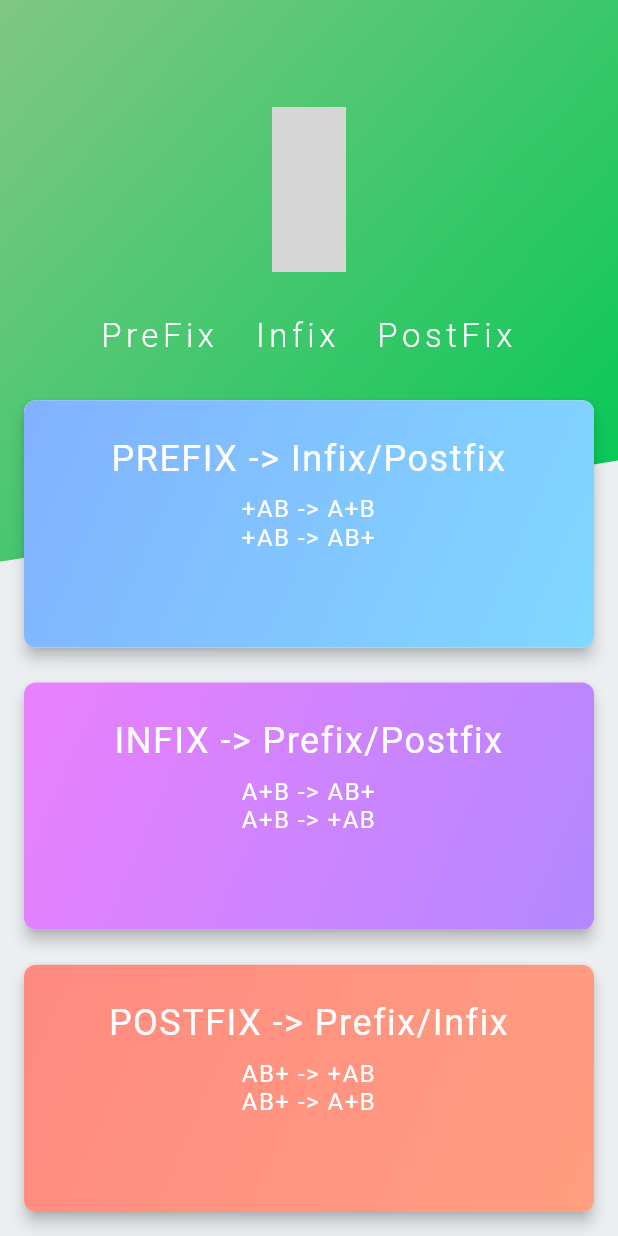
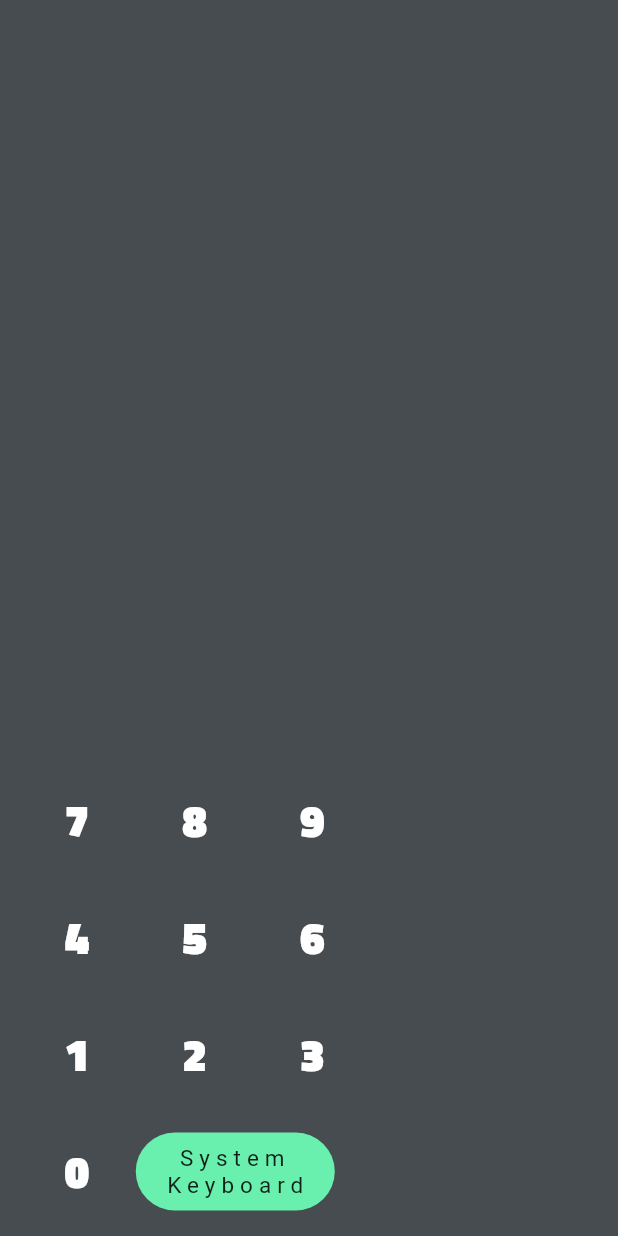
Before and after one commit to itsatifsiddiqui/prefix-infix-postfix, a Flutter app: the screen it shows after launch, on a phone screen of 412 x 824 dp. Run offline on Flutter 3.47's test engine with Material 2 defaults, Android fonts, the phone set to English and light mode, and no system bars; our stand-ins replace eva_icons_flutter; Roboto replaces fonts that are missing (Times New Roman); grey boxes are pictures that could not be loaded.

Commit message:
added digits input

```diff
--- /dev/null
+++ b/lib/converter_ui.dart
@@ -0,0 +1,155 @@
+import 'package:flutter/material.dart';
+
+class ConverterUI extends StatelessWidget {
+  @override
+  Widget build(BuildContext context) {
+    return Scaffold(
+      backgroundColor: Color.fromRGBO(71, 76, 80, 100),
+      body: Padding(
+        padding: const EdgeInsets.only(left: 12, bottom: 4),
+        child: Column(
+          // crossAxisAlignment: CrossAxisAlignment.center,
+          // mainAxisSize: MainAxisSize.max,
+          mainAxisAlignment: MainAxisAlignment.end,
+          children: <Widget>[
+            Row(
+              children: [
+                Row(
+                  children: ["7", "8", "9"]
+                      .map((letter) => TransparentButton(
+                            letter: letter,
+                          ))
+                      .toList(),
+                )
+              ],
+            ),
+            Row(
+              children: [
+                Row(
+                  children: ["4", "5", "6"]
+                      .map((letter) => TransparentButton(
+                            letter: letter,
+                          ))
+                      .toList(),
+                )
+              ],
+            ),
+            Row(
+              children: [
+                Row(
+                  children: ["1", "2", "3"]
+                      .map((letter) => TransparentButton(
+                            letter: letter,
+                          ))
+                      .toList(),
+                )
+              ],
+            ),
+            Row(
+              children: [
+                Row(
+                  children: <Widget>[
+                    TransparentButton(
+                      letter: "0",
+                    ),
+                    Container(
+                      child: FlatButton(
+                        splashColor: Colors.black,
+                        shape: RoundedRectangleBorder(
+                            borderRadius: BorderRadius.circular(1000)),
+                        // color: Color.fromRGBO(218, 242, 180, 1.0),
+                        color: Colors.greenAccent[200],
+                        onPressed: () {},
+                        child: Padding(
+                          padding: const EdgeInsets.symmetric(
+                              horizontal: 3.0, vertical: 8.0),
+                          child: Text(
+                            "System\nKeyboard",
+                            textAlign: TextAlign.center,
+                            style: TextStyle(
+                                // color: Color.fromRGBO(96, 100, 94, 1.0),
+                                color: Colors.black87,
+                                fontSize: 15,
+                                letterSpacing: 4,
+                                fontWeight: FontWeight.w400),
+                          ),
+                        ),
+                      ),
+                    )
+                  ],
+                )
+              ],
+            ),
+          ],
+        ),
+      ),
+    );
+  }
+}
+// child: Table(
+//   children: [
+// TableRow(
+//     children: ["7", "8", "9"]
+//         .map<Widget>((letter) => TransparentButton(
+//               letter: letter,
+//             ))
+//         .toList()),
+//     //   TableRow(
+//     //       children: ["4", "5", "6"]
+//     //           .map<Widget>((letter) => TransparentButton(
+//     //                 letter: letter,
+//     //               ))
+//     //           .toList()),
+//     //   TableRow(
+//     //       children: ["1", "2", "3"]
+//     //           .map<Widget>((letter) => TransparentButton(
+//     //                 letter: letter,
+//     //               ))
+//     //           .toList()),
+//     //   TableRow(
+//     //       children: ["0", "<", "3"]
+//     //           .map<Widget>((letter) => TransparentButton(
+//     //                 letter: letter,
+//     //               ))
+//     //           .toList()),
+//   ],
+// ),
+//     );
+//   ],
+// ),
+// }
+// }
+
+class TransparentButton extends StatelessWidget {
+  final Widget child;
+  final String letter;
+
+  TransparentButton({Key key, this.child, @required this.letter})
+      : super(key: key);
+
+  @override
+  Widget build(BuildContext context) {
+    return Padding(
+      padding: EdgeInsets.all(4),
+      child: InkWell(
+        splashColor: Colors.black,
+        borderRadius: BorderRadius.all(Radius.elliptical(120, 120)),
+        onTap: () {},
+        child: Padding(
+          // padding: EdgeInsets.all(20),
+          padding: EdgeInsets.symmetric(horizontal: 27, vertical: 12),
+          child: Text(
+            letter,
+            textAlign: TextAlign.center,
+            style: TextStyle(
+              color: Colors.white,
+              fontFamily: "titillium",
+              fontWeight: FontWeight.bold,
+              fontSize: 30,
+            ),
+          ),
+        ),
+      ),
+    );
+  }
+}
--- a/lib/main.dart
+++ b/lib/main.dart
@@ -1,4 +1,5 @@
 import 'package:flutter/material.dart';
+import 'package:infix_postfix_prefix/converter_ui.dart';
 import 'package:infix_postfix_prefix/home.dart';
 
 void main() {
@@ -9,7 +10,8 @@ class MyApp extends StatelessWidget {
   @override
   Widget build(BuildContext context) {
     return MaterialApp(
-      home: Home(),
+      home: ConverterUI(),
+      // initialRoute: ,
     );
   }
 }
```
Also changed, not shown: pubspec.yaml (+12 -7 lines), assets/images/dash.jpg (deleted), fonts/titilliumweb-black.ttf (added), fonts/titilliumweb-bold.ttf (added), fonts/titilliumweb-bolditalic.ttf (added), fonts/titilliumweb-extralight.ttf (added), fonts/titilliumweb-extralightitalic.ttf (added), fonts/titilliumweb-italic.ttf (added), fonts/titilliumweb-light.ttf (added), fonts/titilliumweb-lightitalic.ttf (added), fonts/titilliumweb-regular.ttf (added), fonts/titilliumweb-semibold.ttf (added), fonts/titilliumweb-semibolditalic.ttf (added), 5 other files.
